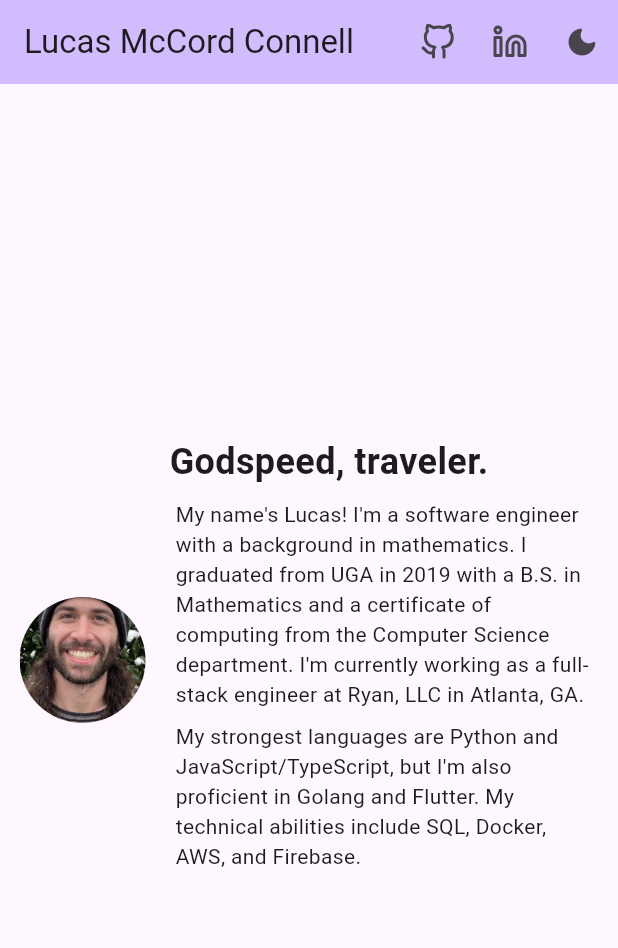
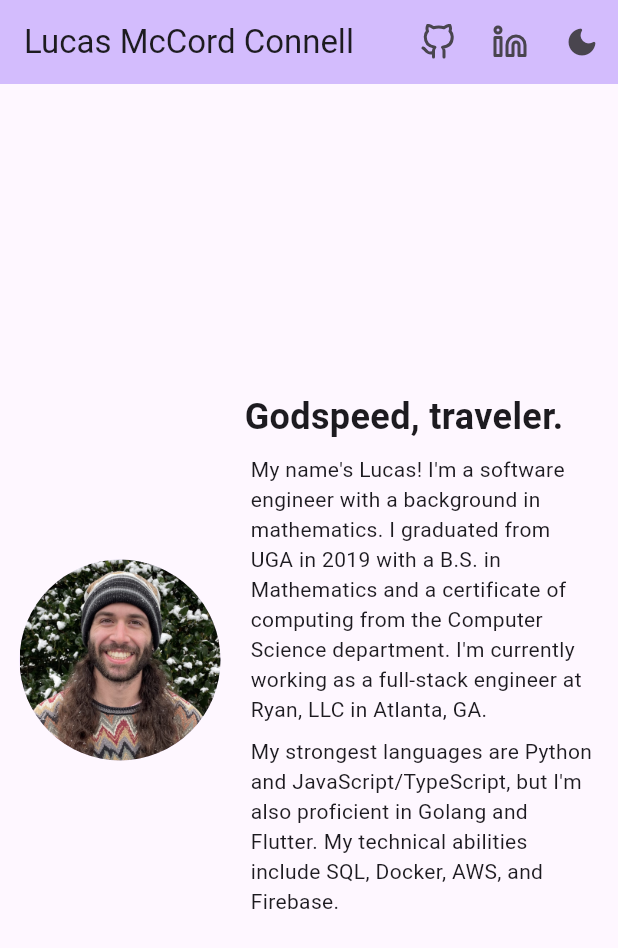
Before and after one commit to lucasconnellm/lucasconnellm.github.io, a Flutter app: the screen it shows after launch, on a phone screen of 412 x 824 dp. Shown: the top 948 px of the screen. Run offline on Flutter 3.47's test engine with Material 2 defaults, Android fonts, the phone set to English and light mode, and no system bars; our stand-ins replace feather_icons.

Commit message:
Fix cropping on headshot

```diff
--- a/lib/components/headshot.dart
+++ b/lib/components/headshot.dart
@@ -6,7 +6,7 @@ class UserHeadshot extends StatelessWidget {
   @override
   Widget build(BuildContext context) {
     return const CircleAvatar(
-      radius: 100,
+      radius: 80,
       backgroundImage: AssetImage('assets/images/headshot.jpeg'),
     );
   }
--- a/lib/main.dart
+++ b/lib/main.dart
@@ -120,14 +120,14 @@ class _MyHomePageState extends State<MyHomePage> {
               mainAxisAlignment: MainAxisAlignment.center,
               children: [
                 const SizedBox(
-                  width: 100,
+                  width: 150,
                   child: Padding(
                     padding: EdgeInsets.all(8.0),
                     child: UserHeadshot(),
                   ),
                 ),
                 SizedBox(
-                  width: min(MediaQuery.of(context).size.width - 110, 500),
+                  width: min(MediaQuery.of(context).size.width - 160, 500),
                   child: const Padding(
                     padding: EdgeInsets.all(8.0),
                     child: Column(
```
